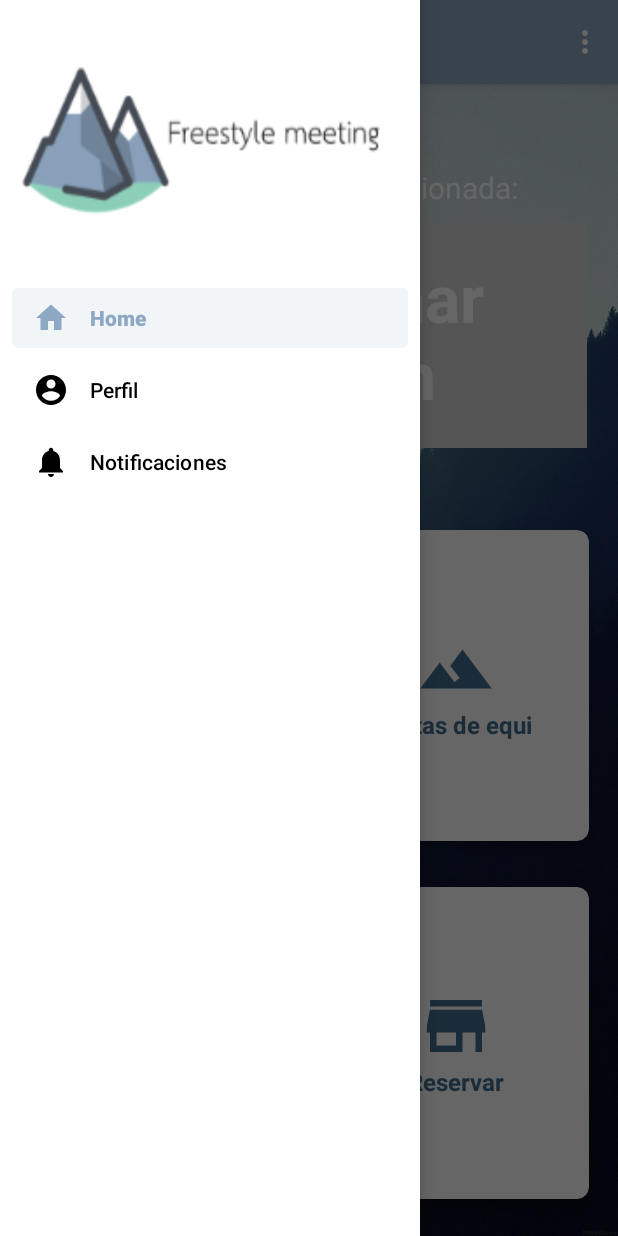
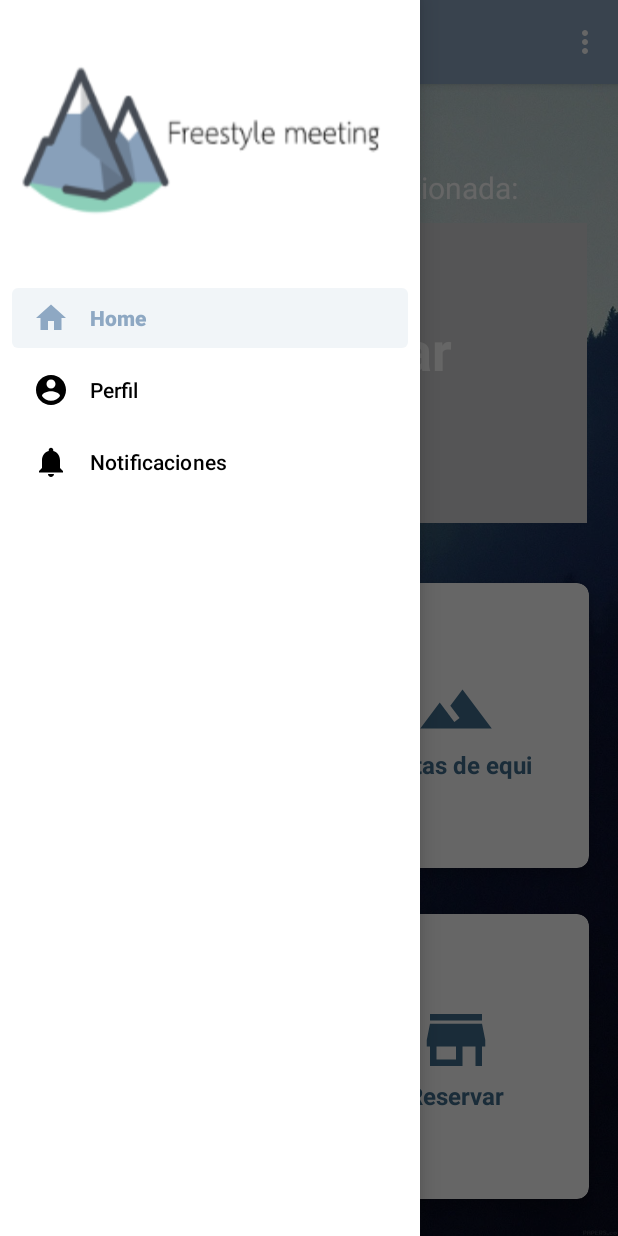
Before and after one commit to jorge-barrio/FreestyleMeeting, an Android app: the screen it shows after launch (NavegationDrawerActivity), with the side drawer open, on a phone screen of 412 x 824 dp. Run offline under Robolectric (Android 15) with nearby library versions, the phone set to English and light mode, and no system bars; our stand-ins replace navigation-ui.

Commit message:
Arreglada la interfaz principal

```diff
--- a/app/src/main/res/layout/fragment_home.xml
+++ b/app/src/main/res/layout/fragment_home.xml
@@ -24,7 +24,7 @@
     <ImageView
         android:id="@+id/textBoxNombreEstacion"
         android:layout_width="500dp"
-        android:layout_height="150dp"
+        android:layout_height="200dp"
         android:layout_below="@+id/textInfoNombreEstacion"
         android:src="@drawable/text_box_azuloscuro3"
         android:layout_marginTop="10dp"
@@ -37,17 +37,17 @@
     <TextView
         android:id="@+id/textNombreEstacion"
         android:layout_width="wrap_content"
-        android:layout_height="150dp"
+        android:layout_height="200dp"
         android:layout_below="@+id/textInfoNombreEstacion"
-        android:layout_marginTop="30dp"
+        android:layout_marginTop="15dp"
         android:text="@string/nombreEstacion"
         android:textAlignment="center"
         android:textColor="#FFFFFF"
-        android:textSize="44sp"
+        android:textSize="36sp"
         android:textStyle="bold"
-        android:gravity="center_horizontal"
-        android:layout_marginRight="75dp"
-        android:layout_marginLeft="75dp"/>
+        android:gravity="center"
+        android:layout_marginRight="50dp"
+        android:layout_marginLeft="50dp"/>
 
     <GridLayout
         android:id="@+id/idGrid"
```
